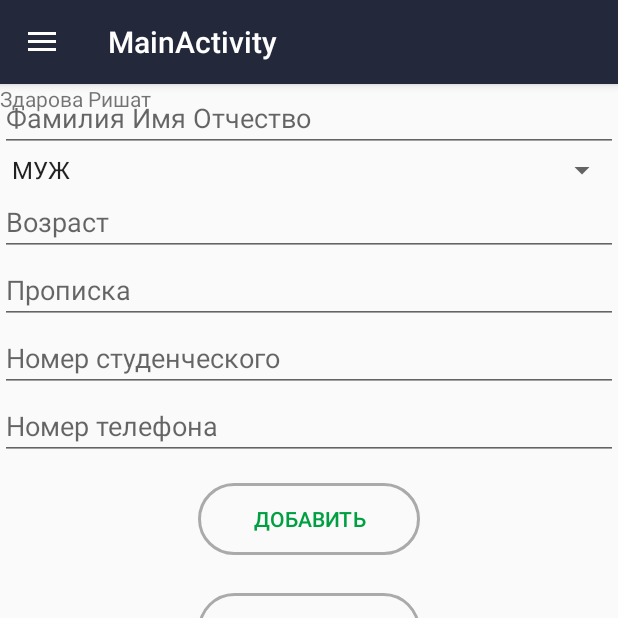
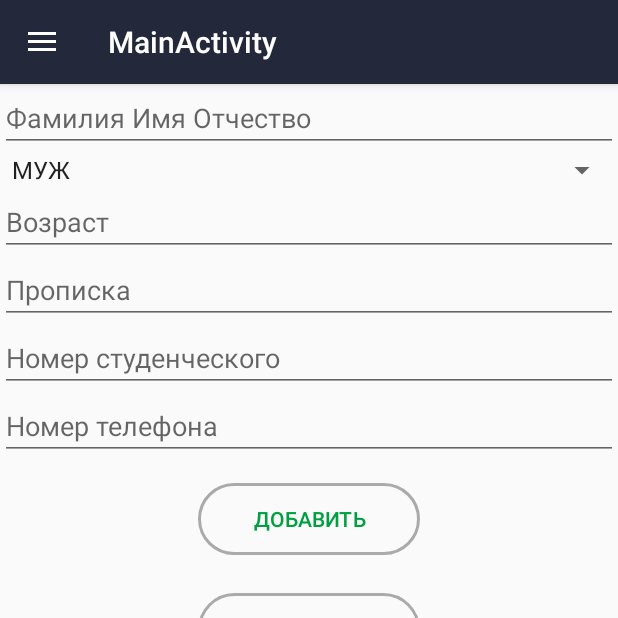
Before and after one commit to Rishat7c/TeacherJournal, an Android app: the MainActivity screen opened directly, with no data from a screen before it, after a tap on "ДОБАВИТЬ", on a phone screen of 412 x 824 dp, the top half of it. Run offline under Robolectric (Android 15) with nearby library versions, the phone set to English and light mode, and no system bars; 2 other taps on this screen came first.

Commit message:
fix content_main.xml

```diff
--- a/app/src/main/res/layout/content_main.xml
+++ b/app/src/main/res/layout/content_main.xml
@@ -10,10 +10,4 @@
     android:id="@+id/container"
     >
 
-
-    <TextView
-        android:id="@+id/textView"
-        android:layout_width="wrap_content"
-        android:layout_height="wrap_content"
-        android:text="Здарова Ришат" />
 </FrameLayout>
```
